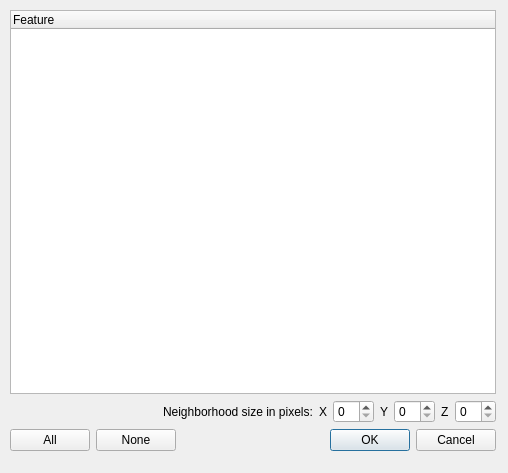
The window that ilastik/applets/objectExtraction/featureSelection.ui (ilastik/ilastik) describes before a commit, drawn with Qt 5.
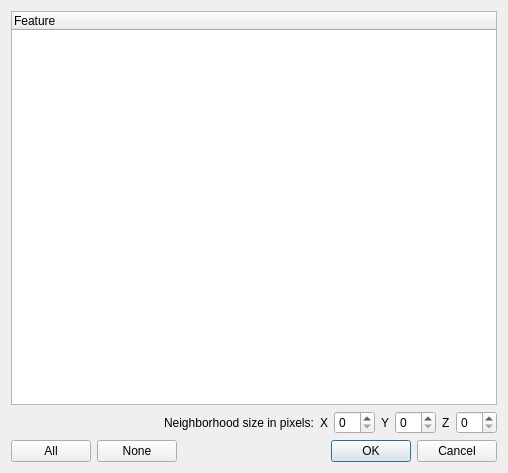
The same window after the commit.

Commit message: ObjectExtraction: FeatureSelection dlg: layout resizes correctly.

What changed in the file:
```diff
--- a/ilastik/applets/objectExtraction/featureSelection.ui
+++ b/ilastik/applets/objectExtraction/featureSelection.ui
@@ -13,15 +13,8 @@
   <property name="windowTitle">
    <string>Object feature selection</string>
   </property>
-  <widget class="QWidget" name="layoutWidget">
-   <property name="geometry">
-    <rect>
-     <x>10</x>
-     <y>10</y>
-     <width>486</width>
-     <height>441</height>
-    </rect>
-   </property>
+  <layout class="QHBoxLayout" name="horizontalLayout_3">
+   <item>
    <layout class="QVBoxLayout" name="verticalLayout_2">
     <item>
      <layout class="QVBoxLayout" name="verticalLayout">
@@ -129,7 +122,8 @@
      </layout>
     </item>
    </layout>
-  </widget>
+   </item>
+  </layout>
  </widget>
  <resources/>
  <connections/>
```
Lines whose indentation alone changed are shown as unchanged.
